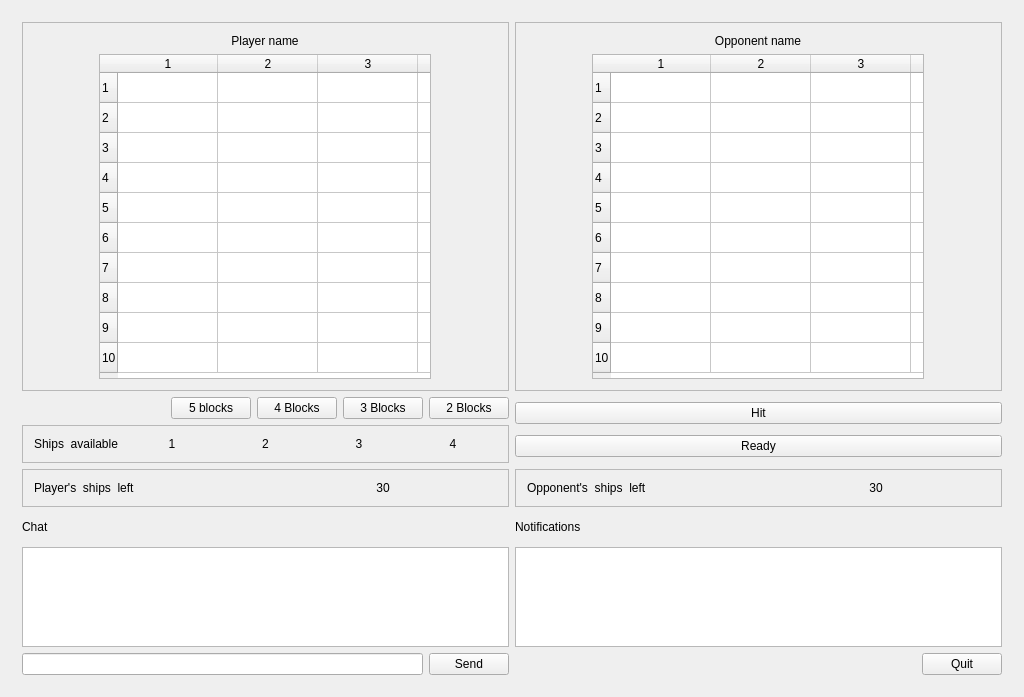
The window that src/CBattleshipp/mainwindow.ui (MATF-RS19/RS022-cbattleshipp) describes before a commit, drawn with Qt 5.
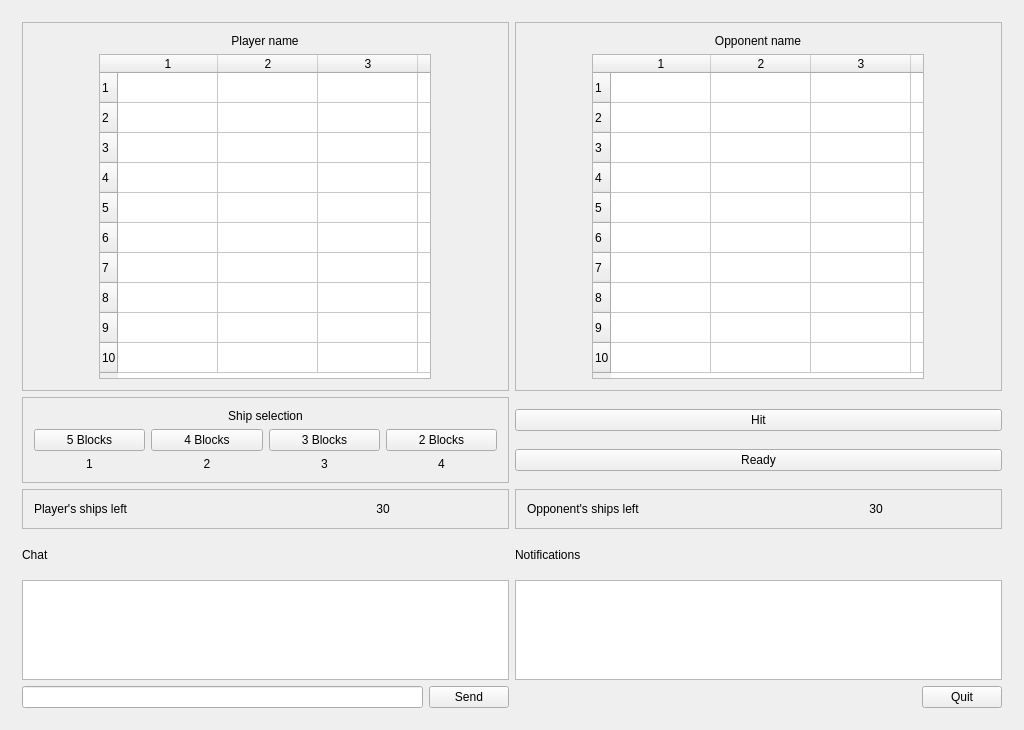
The same window after the commit. The open tabs and pages were chosen to show the change.

Commit message: minimal ui redesign

```diff
--- a/src/CBattleshipp/mainwindow.ui
+++ b/src/CBattleshipp/mainwindow.ui
@@ -7,7 +7,7 @@
     <x>0</x>
     <y>0</y>
     <width>1024</width>
-    <height>697</height>
+    <height>730</height>
    </rect>
   </property>
   <property name="sizePolicy">
@@ -188,6 +188,24 @@
              </layout>
             </item>
             <item>
+             <layout class="QHBoxLayout" name="horizontalLayout_7">
+              <item>
+               <spacer name="horizontalSpacer_5">
+                <property name="orientation">
+                 <enum>Qt::Horizontal</enum>
+                </property>
+                <property name="sizeType">
+                 <enum>QSizePolicy::Minimum</enum>
+                </property>
+                <property name="sizeHint" stdset="0">
+                 <size>
+                  <width>40</width>
+                  <height>20</height>
+                 </size>
+                </property>
+               </spacer>
+              </item>
+              <item>
              <widget class="QPushButton" name="playButton">
               <property name="minimumSize">
                <size>
@@ -212,6 +230,24 @@
               </property>
              </widget>
             </item>
+              <item>
+               <spacer name="horizontalSpacer_9">
+                <property name="orientation">
+                 <enum>Qt::Horizontal</enum>
+                </property>
+                <property name="sizeType">
+                 <enum>QSizePolicy::Minimum</enum>
+                </property>
+                <property name="sizeHint" stdset="0">
+                 <size>
+                  <width>40</width>
+                  <height>20</height>
+                 </size>
+                </property>
+               </spacer>
+              </item>
+             </layout>
+            </item>
            </layout>
           </item>
           <item>
@@ -288,7 +324,7 @@
                 <string notr="true"/>
                </property>
                <property name="text">
-                <string>Opponent's  ships  left</string>
+                <string>Opponent's ships left</string>
                </property>
               </widget>
              </item>
@@ -325,7 +361,7 @@
               <string notr="true"/>
              </property>
              <property name="text">
-              <string>Player's  ships  left</string>
+              <string>Player's ships left</string>
              </property>
             </widget>
            </item>
@@ -441,91 +477,23 @@
             <property name="frameShadow">
              <enum>QFrame::Raised</enum>
             </property>
-            <layout class="QHBoxLayout" name="horizontalLayout_7">
+            <layout class="QVBoxLayout" name="verticalLayout_5">
              <item>
-              <widget class="QLabel" name="laAvailableShips">
-               <property name="styleSheet">
-                <string notr="true"/>
-               </property>
+              <widget class="QLabel" name="laShipsLeft">
                <property name="text">
-                <string>Ships  available </string>
+                <string>Ship selection</string>
                </property>
-              </widget>
-             </item>
-             <item>
-              <widget class="QLabel" name="countSize5">
-               <property name="styleSheet">
-                <string notr="true"/>
-               </property>
-               <property name="text">
-                <string>1</string>
-               </property>
                <property name="alignment">
                 <set>Qt::AlignCenter</set>
                </property>
               </widget>
              </item>
              <item>
-              <widget class="QLabel" name="countSize4">
-               <property name="styleSheet">
-                <string notr="true"/>
-               </property>
-               <property name="text">
-                <string>2</string>
-               </property>
-               <property name="alignment">
-                <set>Qt::AlignCenter</set>
-               </property>
-              </widget>
-             </item>
-             <item>
-              <widget class="QLabel" name="countSize3">
-               <property name="styleSheet">
-                <string notr="true"/>
-               </property>
-               <property name="text">
-                <string>3</string>
-               </property>
-               <property name="alignment">
-                <set>Qt::AlignCenter</set>
-               </property>
-              </widget>
-             </item>
-             <item>
-              <widget class="QLabel" name="countSize2">
-               <property name="styleSheet">
-                <string notr="true"/>
-               </property>
-               <property name="text">
-                <string>4</string>
-               </property>
-               <property name="alignment">
-                <set>Qt::AlignCenter</set>
-               </property>
-              </widget>
-             </item>
-            </layout>
-           </widget>
-          </item>
-          <item row="0" column="0" colspan="2">
            <layout class="QHBoxLayout" name="horizontalLayout_8">
-            <item>
-             <spacer name="horizontalSpacer_9">
-              <property name="orientation">
-               <enum>Qt::Horizontal</enum>
-              </property>
-              <property name="sizeHint" stdset="0">
-               <size>
-                <width>40</width>
-                <height>20</height>
-               </size>
-              </property>
-             </spacer>
-            </item>
             <item>
              <widget class="QPushButton" name="boatSize5">
               <property name="text">
-               <string>5 blocks</string>
+                  <string>5 Blocks</string>
               </property>
              </widget>
             </item>
@@ -551,6 +519,65 @@
              </widget>
             </item>
            </layout>
+             </item>
+             <item>
+              <layout class="QHBoxLayout" name="horizontalLayout_4">
+               <item>
+                <widget class="QLabel" name="countSize5">
+                 <property name="styleSheet">
+                  <string notr="true"/>
+                 </property>
+                 <property name="text">
+                  <string>1</string>
+                 </property>
+                 <property name="alignment">
+                  <set>Qt::AlignCenter</set>
+                 </property>
+                </widget>
+               </item>
+               <item>
+                <widget class="QLabel" name="countSize4">
+                 <property name="styleSheet">
+                  <string notr="true"/>
+                 </property>
+                 <property name="text">
+                  <string>2</string>
+                 </property>
+                 <property name="alignment">
+                  <set>Qt::AlignCenter</set>
+                 </property>
+                </widget>
+               </item>
+               <item>
+                <widget class="QLabel" name="countSize3">
+                 <property name="styleSheet">
+                  <string notr="true"/>
+                 </property>
+                 <property name="text">
+                  <string>3</string>
+                 </property>
+                 <property name="alignment">
+                  <set>Qt::AlignCenter</set>
+                 </property>
+                </widget>
+               </item>
+               <item>
+                <widget class="QLabel" name="countSize2">
+                 <property name="styleSheet">
+                  <string notr="true"/>
+                 </property>
+                 <property name="text">
+                  <string>4</string>
+                 </property>
+                 <property name="alignment">
+                  <set>Qt::AlignCenter</set>
+                 </property>
+                </widget>
+               </item>
+              </layout>
+             </item>
+            </layout>
+           </widget>
           </item>
          </layout>
         </item>
```
Lines whose indentation alone changed are shown as unchanged. The commit also changes 1 other file.
